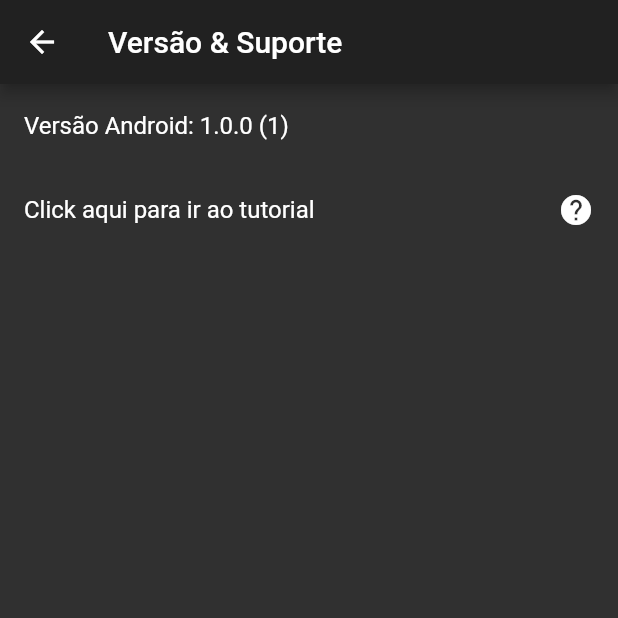
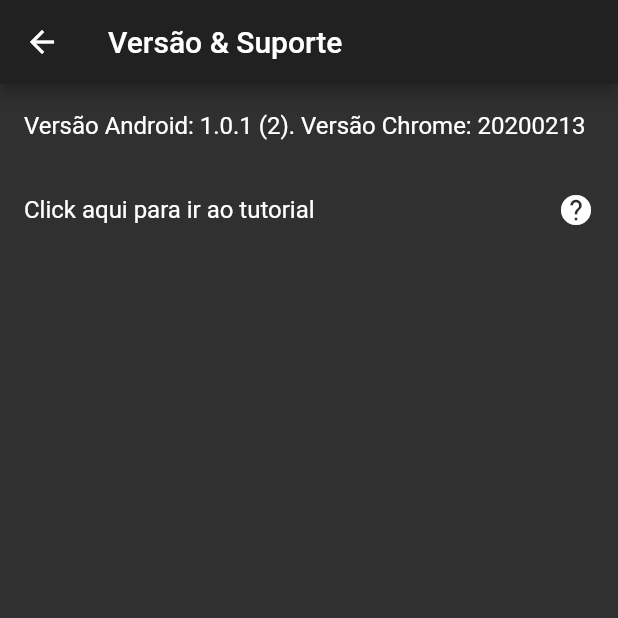
Before and after one commit to catalunha/aialuno, a Flutter app: the Versao screen opened by its route, on a phone screen of 412 x 824 dp, the top half of it. Run offline on Flutter 3.47's test engine with Material 2 defaults, Android fonts, the light colour scheme and no system bars; our stand-ins replace file_picker, firebase_messaging, firebase_storage, flutter_local_notifications, flutter_markdown, image_picker and 6 more; missing offline and left inert: dart:html, firebase, firebaseauth_wrapper, firebaseauth_wrapper_flutter, firebaseauth_wrapper_web, firestore_wrapper and 4 more; accounts and stored records are empty.

Commit message:
release 1.0.1 (2)

```diff
--- a/lib/auth_bloc.dart
+++ b/lib/auth_bloc.dart
@@ -149,7 +149,7 @@ class AuthBloc {
     } else if (event is LogoutAuthBlocEvent) {
       _authApi.logout();
     }else if (event is ResetPassword) {
-      // _authApi.sendPasswordResetEmail(_state.email);
+      _authApi.sendPasswordResetEmail(_state.email);
     }
   }
 
--- a/lib/paginas/login/versao.dart
+++ b/lib/paginas/login/versao.dart
@@ -12,7 +12,7 @@ class Versao extends StatelessWidget {
       body: ListView(
         children: <Widget>[
           ListTile(
-            title: Recursos.instance.plataforma == 'android' ? Text("Versão Android: 1.0.0 (1)") : Text("Versão Chrome: 1.0.0 (1) build: 20200205"),
+            title: Text("Versão Android: 1.0.1 (2). Versão Chrome: 20200213"),
           ),
           // ListTile(
           //   title: Text("Suporte via WhatsApp pelo número +55 63 984495507"),
```
Also changed, not shown: 3 other files.
